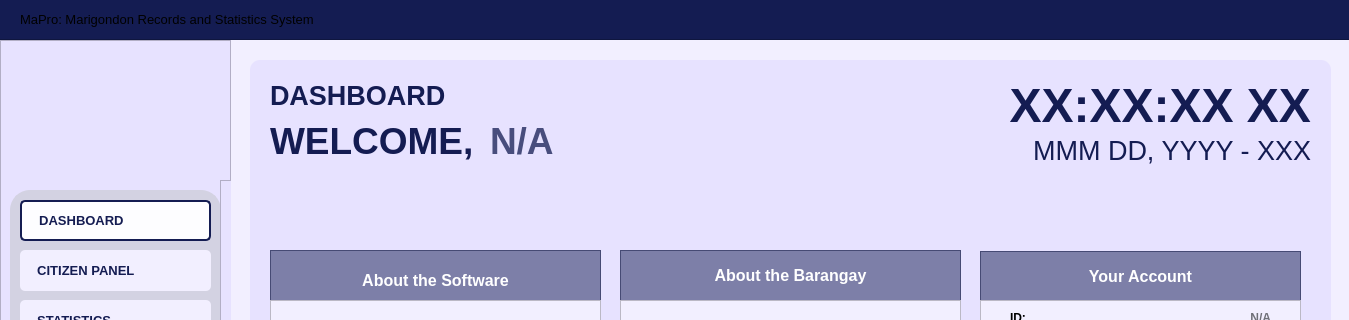
Old version of the form Resources/UIs/MainPages/dashboard.ui in the repository Yohhannn/Barangay-Records-Statistics-System; both pictures show x 0 to 1349 and y 0 to 320 of the 1349 by 850 pixel window.
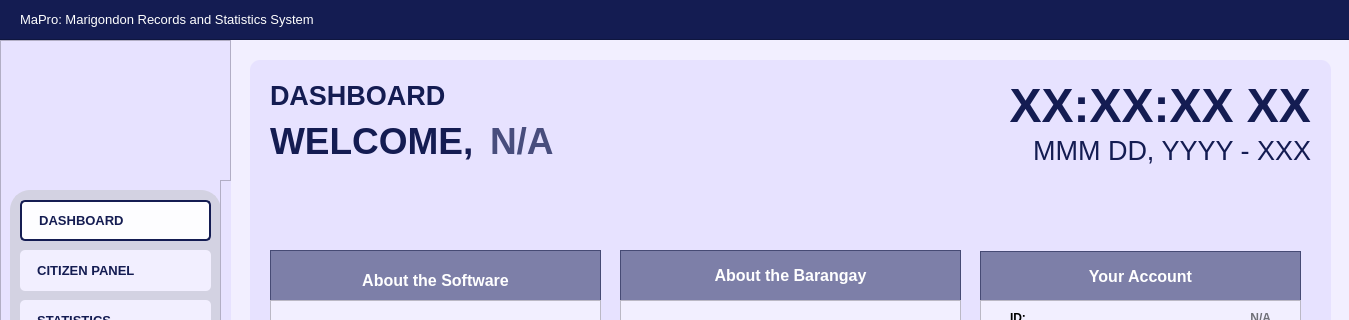
New version of the form. Icons and pictures are not drawn.

The edit to the form file:
```diff
--- a/Resources/UIs/MainPages/dashboard.ui
+++ b/Resources/UIs/MainPages/dashboard.ui
@@ -772,7 +772,7 @@
     <property name="styleSheet">
      <string notr="true">#app_title {
 	background-color: transparent;
-	color: #white;
+	color: #FFFFFF;
 }
 </string>
     </property>
```
Left out of the diff: 48 changed lines with no effect on the pictures.
